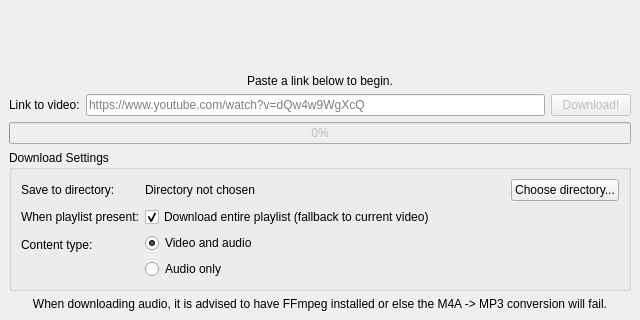
This is apps/video_downloader.ui in Vad1mChK/Lab05MultiMedia as Qt 5 draws it before an edit; both pictures show x 0 to 640 and y 160 to 480 of the 640 by 480 pixel window. The edited form follows.
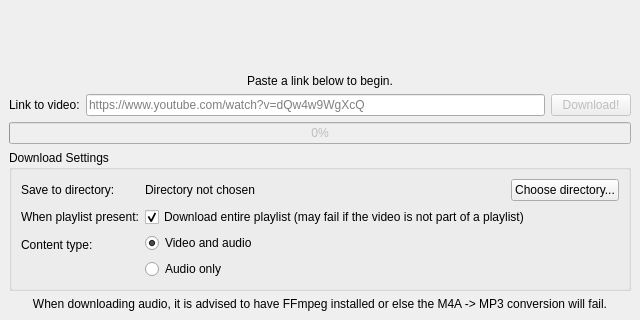
This is the edited form.

Commit message: video download carried to separate thread to avoid blocking ui

Diff of the .ui file:
```diff
--- a/apps/video_downloader.ui
+++ b/apps/video_downloader.ui
@@ -183,7 +183,7 @@
            <item>
             <widget class="QCheckBox" name="downloadPlaylistCheck">
              <property name="text">
-              <string>Download entire playlist (fallback to current video)</string>
+              <string>Download entire playlist (may fail if the video is not part of a playlist)</string>
              </property>
              <property name="checked">
               <bool>true</bool>
```
Left out of the diff: 8 changed lines with no effect on the pictures. The commit also changes 1 other file.
